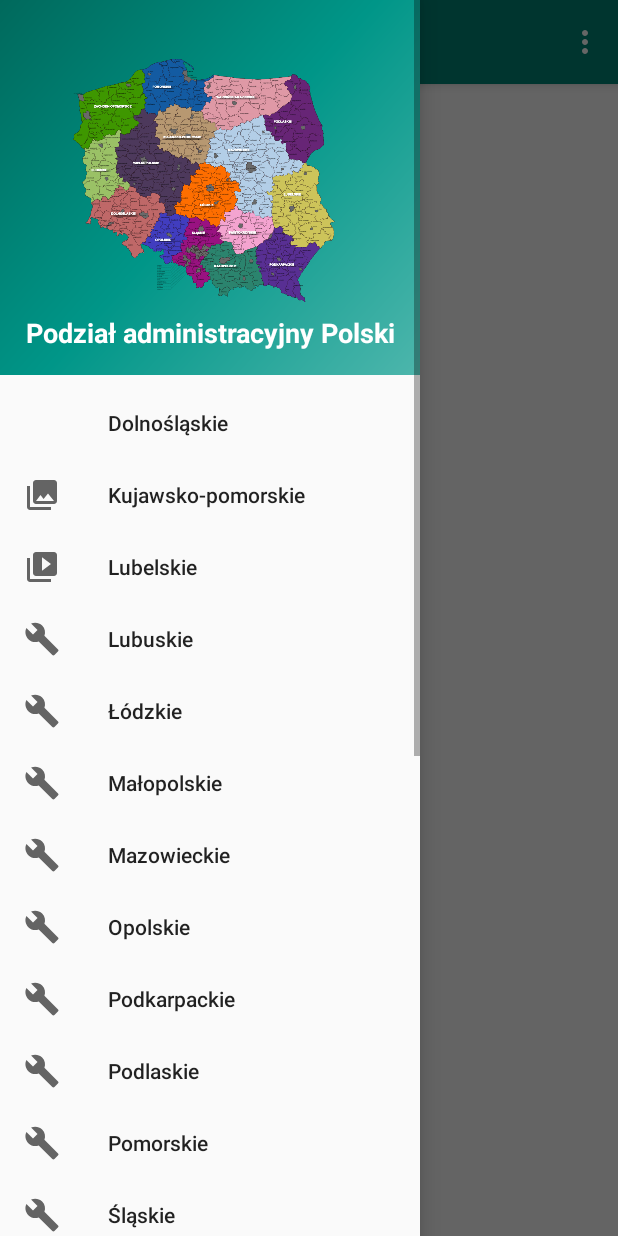
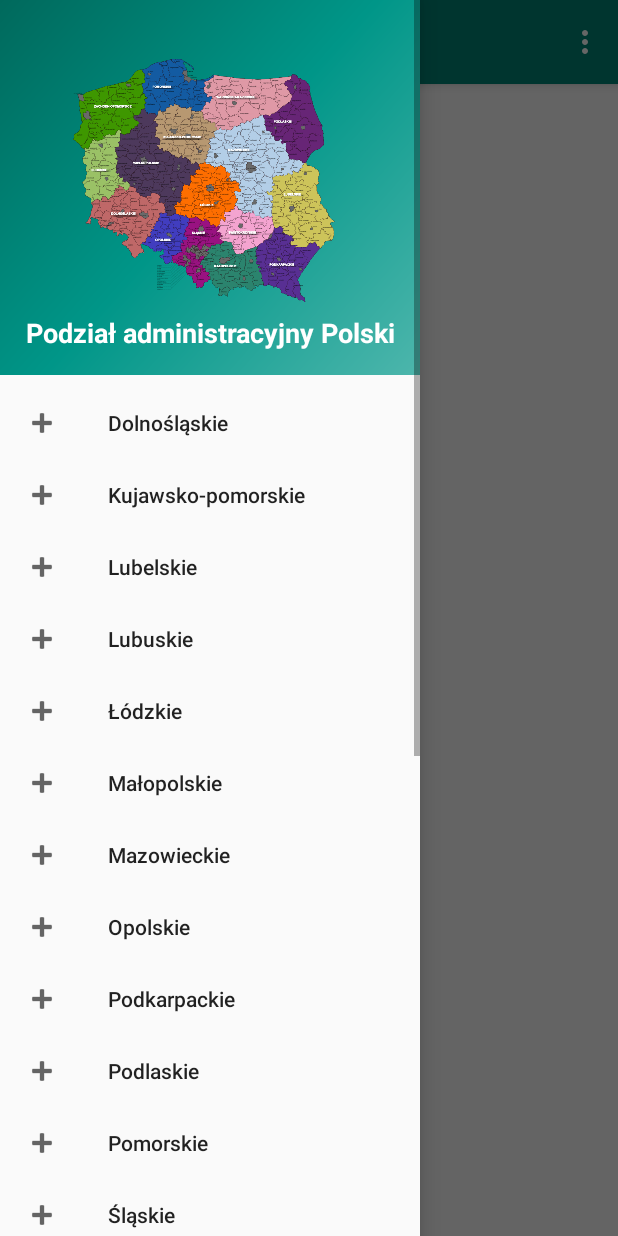
Before and after one commit to Trofan-code/PocketWiki, an Android app: the MainActivity screen opened directly, with no data from a screen before it, with the side drawer open, on a phone screen of 412 x 824 dp. Run offline under Robolectric (Android 15) with nearby library versions, the phone set to English and light mode, and no system bars.

Commit message:
Changes into res

```diff
--- a/app/src/main/java/com/example/podziaadministracyjnypolski/MainActivity.java
+++ b/app/src/main/java/com/example/podziaadministracyjnypolski/MainActivity.java
@@ -23,8 +23,6 @@ public class MainActivity extends AppCompatActivity implements NavigationView.On
     private DrawerLayout drawer;
     private  Toolbar toolbar;
     private WebView wb;
-
-
 
     @Override
     protected void onCreate(Bundle savedInstanceState) {
--- a/app/src/main/res/layout/logo_activity.xml
+++ b/app/src/main/res/layout/logo_activity.xml
@@ -3,7 +3,8 @@
     xmlns:app="http://schemas.android.com/apk/res-auto"
     xmlns:tools="http://schemas.android.com/tools"
     android:layout_width="match_parent"
-    android:layout_height="match_parent">
+    android:layout_height="match_parent"
+    android:background="@drawable/ic_launcher_background">
 
     <ImageView
         android:id="@+id/imageView2"
@@ -29,9 +30,10 @@
         android:layout_width="212dp"
         android:layout_height="92dp"
         android:layout_marginTop="16dp"
-        android:background="#4C4C4C"
+        android:background="@color/colorPrimaryDark"
         android:onClick="onClickStart"
         android:text="@string/button_start"
+        android:textColor="@color/design_default_color_on_primary"
         app:layout_constraintEnd_toEndOf="parent"
         app:layout_constraintHorizontal_bias="0.497"
         app:layout_constraintStart_toStartOf="parent"
--- a/app/src/main/res/menu/activity_main_drawer.xml
+++ b/app/src/main/res/menu/activity_main_drawer.xml
@@ -6,66 +6,67 @@
     <group android:checkableBehavior="single">
         <item
             android:id="@+id/id_menu_first"
+            android:icon="@android:drawable/ic_input_add"
             android:title="@string/name_menu_1" />
         <item
             android:id="@+id/id_menu_second"
-            android:icon="@drawable/ic_menu_gallery"
+            android:icon="@android:drawable/ic_input_add"
             android:title="@string/name_menu_2" />
         <item
             android:id="@+id/id_menu_third"
-            android:icon="@drawable/ic_menu_slideshow"
+            android:icon="@android:drawable/ic_input_add"
             android:title="@string/name_menu_3" />
         <item
             android:id="@+id/id_menu_fourth"
-            android:icon="@drawable/ic_menu_manage"
+            android:icon="@android:drawable/ic_input_add"
             android:title="@string/name_menu_4" />
         <item
             android:id="@+id/id_menu_fifth"
-            android:icon="@drawable/ic_menu_manage"
+            android:icon="@android:drawable/ic_input_add"
             android:title="@string/name_menu_5" />
         <item
             android:id="@+id/id_menu_sixth"
-            android:icon="@drawable/ic_menu_manage"
+            android:icon="@android:drawable/ic_input_add"
             android:title="@string/name_menu_6" />
         <item
             android:id="@+id/id_menu_seventh"
-            android:icon="@drawable/ic_menu_manage"
+            android:icon="@android:drawable/ic_input_add"
             android:title="@string/name_menu_7" />
         <item
             android:id="@+id/id_menu_eighth"
-            android:icon="@drawable/ic_menu_manage"
+            android:icon="@android:drawable/ic_input_add"
             android:title="@string/name_menu_8" />
         <item
             android:id="@+id/id_menu_ninth"
-            android:icon="@drawable/ic_menu_manage"
+            android:icon="@android:drawable/ic_input_add"
             android:title="@string/name_menu_9" />
         <item
             android:id="@+id/id_menu_tenth"
-            android:icon="@drawable/ic_menu_manage"
+            android:icon="@android:drawable/ic_input_add"
             android:title="@string/name_menu_10" />
         <item
             android:id="@+id/id_menu_eleventh"
-            android:icon="@drawable/ic_menu_manage"
+            android:icon="@android:drawable/ic_input_add"
             android:title="@string/name_menu_11" />
         <item
             android:id="@+id/id_menu_twelfth"
-            android:icon="@drawable/ic_menu_manage"
+            android:icon="@android:drawable/ic_input_add"
             android:title="@string/name_menu_12" />
         <item
             android:id="@+id/id_menu_thirteenth"
-            android:icon="@drawable/ic_menu_manage"
+            android:icon="@android:drawable/ic_input_add"
             android:title="@string/name_menu_13" />
         <item
             android:id="@+id/id_menu_fourteenth"
-            android:icon="@drawable/ic_menu_manage"
+            android:icon="@android:drawable/ic_input_add"
             android:title="@string/name_menu_14" />
         <item
             android:id="@+id/id_menu_fifteenth"
-            android:icon="@drawable/ic_menu_manage"
+            android:icon="@android:drawable/ic_input_add"
             android:title="@string/name_menu_15" />
         <item
             android:id="@+id/id_menu_sixteenth"
-            android:icon="@drawable/ic_menu_manage"
+            android:icon="@android:drawable/ic_input_add"
             android:title="@string/name_menu_16" />
 
 
--- a/app/src/main/res/values/colors.xml
+++ b/app/src/main/res/values/colors.xml
@@ -1,6 +1,6 @@
 <?xml version="1.0" encoding="utf-8"?>
 <resources>
     <color name="colorPrimary">#008577</color>
-    <color name="colorPrimaryDark">#00574B</color>
+    <color name="colorPrimaryDark">#023931</color>
     <color name="colorAccent">#D81B60</color>
 </resources>
```
